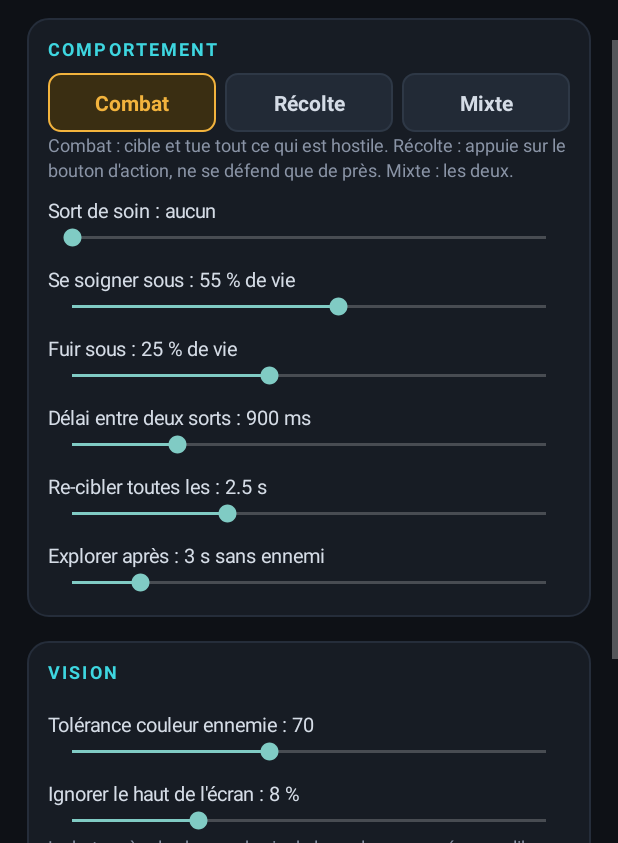
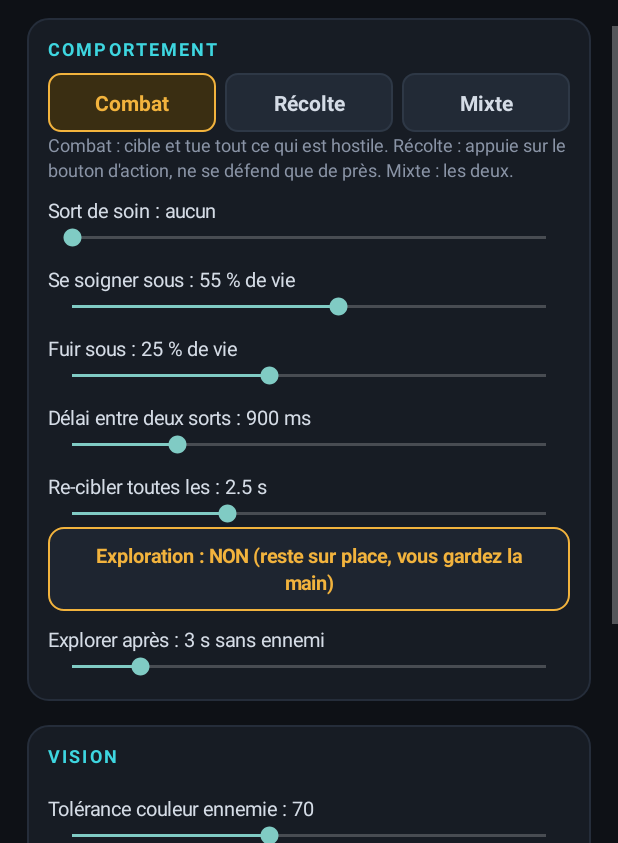
Before and after one commit to Thomasieei/Valdrune, an Android app: the screen it shows after launch (MainActivity), scrolled down 576 dp, on a phone screen of 412 x 824 dp, the part 393-1236 px from its top. Run offline under Robolectric (Android 15) with nearby library versions, the phone set to English and light mode, and no system bars; 1 statement that could not run was skipped.

Commit message:
Interrupteur exploration (désactivé par défaut), classes du modèle Albion mappées, lancement de l'entraînement complet
Co-Authored-By: Claude Opus 5.5 <noreply@anthropic.com>
Claude-Session: https://claude.ai/code/session_01347uaeYZ5bQEbjmpycZDQN

```diff
--- a/app/src/main/java/com/thomas/botlab/Brain.java
+++ b/app/src/main/java/com/thomas/botlab/Brain.java
@@ -63,7 +63,7 @@ public class Brain implements Runnable {
         ModelDetector md = svc.model();
         if (md != null && now - md.latestTime < 800) {
             for (ModelDetector.Obj o : md.latest) {
-                if (o.kind == ModelDetector.PLAYER) continue;
+                if (o.kind == ModelDetector.PLAYER || o.kind == ModelDetector.IGNORE) continue;
                 if (hits(excl, o.box.centerX(), o.box.centerY())) continue;
                 Detector.Det d = new Detector.Det(o.box, o.name + " " + Math.round(o.conf * 100) + "%");
                 if (o.kind == ModelDetector.RESOURCE) res.add(d);
@@ -215,7 +215,7 @@ public class Brain implements Runnable {
 
         // 4. Exploration
         long moveEvery = c.mode == 0 ? 2600 : 9000;
-        if (now - lastEnemySeen > c.exploreAfterMs && now - lastMove > moveEvery) {
+        if (c.explore && now - lastEnemySeen > c.exploreAfterMs && now - lastMove > moveEvery) {
             float r = (0.22f + rnd.nextFloat() * 0.1f) * Math.min(sw, sh);
             boolean ok = false;
             for (int i = 0; i < 8 && !ok; i++) {
--- a/app/src/main/java/com/thomas/botlab/Config.java
+++ b/app/src/main/java/com/thomas/botlab/Config.java
@@ -25,6 +25,7 @@ public class Config {
     public int topExcludePct = 8;
     public int retargetMs = 2500;
     public int exploreAfterMs = 3000;
+    public boolean explore = false;
 
     public static synchronized Config get(Context c) {
         if (inst == null) inst = new Config(c.getApplicationContext());
@@ -49,6 +50,7 @@ public class Config {
         spellIntervalMs = sp.getInt("spellIntervalMs", 900); colorTol = sp.getInt("colorTol", 70);
         topExcludePct = sp.getInt("topExcludePct", 8); retargetMs = sp.getInt("retargetMs", 2500);
         exploreAfterMs = sp.getInt("exploreAfterMs", 3000);
+        explore = sp.getBoolean("explore", false);
     }
 
     public synchronized void save() {
@@ -63,7 +65,7 @@ public class Config {
             .putInt("mode", mode).putInt("healSlot", healSlot).putInt("healPct", healPct)
             .putInt("fleePct", fleePct).putInt("spellIntervalMs", spellIntervalMs)
             .putInt("colorTol", colorTol).putInt("topExcludePct", topExcludePct)
-            .putInt("retargetMs", retargetMs).putInt("exploreAfterMs", exploreAfterMs)
+            .putInt("retargetMs", retargetMs).putInt("exploreAfterMs", exploreAfterMs).putBoolean("explore", explore)
             .apply();
     }
 
--- a/app/src/main/java/com/thomas/botlab/MainActivity.java
+++ b/app/src/main/java/com/thomas/botlab/MainActivity.java
@@ -99,6 +99,11 @@ public class MainActivity extends Activity {
         slider(md, "Fuir sous", 0, 60, cfg.fleePct, v -> v == 0 ? "jamais" : v + " % de vie", v -> cfg.fleePct = v);
         slider(md, "Délai entre deux sorts", 300, 3000, cfg.spellIntervalMs, v -> v + " ms", v -> cfg.spellIntervalMs = v);
         slider(md, "Re-cibler toutes les", 800, 6000, cfg.retargetMs, v -> String.format("%.1f s", v / 1000f), v -> cfg.retargetMs = v);
+        TextView ex = button("", GOLD, null);
+        Runnable exR = () -> ex.setText(cfg.explore ? "Exploration : OUI (se déplace seul s'il ne voit rien)" : "Exploration : NON (reste sur place, vous gardez la main)");
+        exR.run();
+        ex.setOnClickListener(v -> { cfg.explore = !cfg.explore; cfg.save(); exR.run(); BotLog.log("Réglage : exploration " + (cfg.explore ? "oui" : "non")); });
+        md.addView(ex);
         slider(md, "Explorer après", 1000, 15000, cfg.exploreAfterMs, v -> String.format("%.0f s sans ennemi", v / 1000f), v -> cfg.exploreAfterMs = v);
 
         LinearLayout vis = card("VISION");
```
Also changed, not shown: app/src/main/java/com/thomas/botlab/ModelDetector.java (+11 -7 lines), 1 other file.
